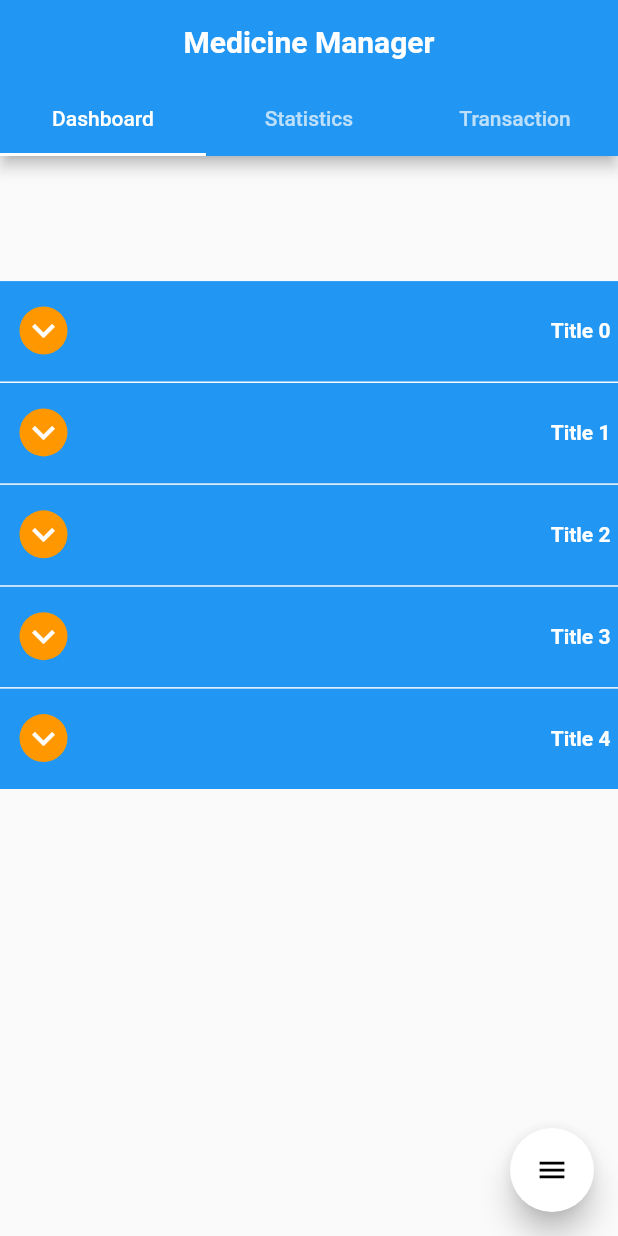
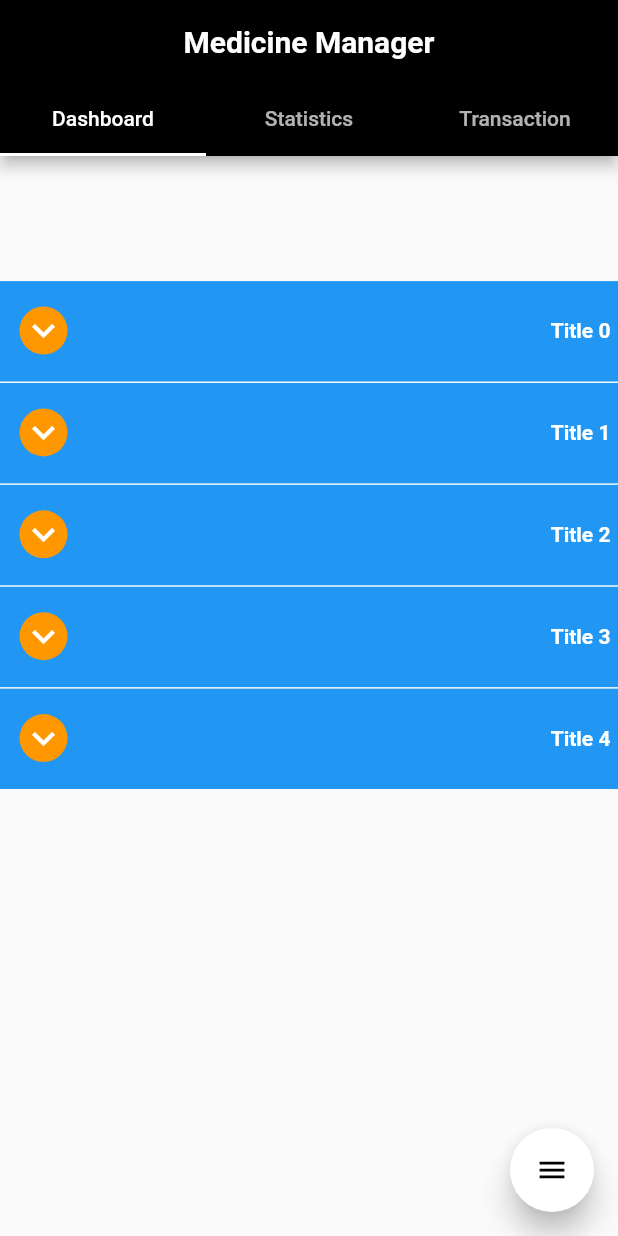
Before and after one commit to ThatTechedGuy/medicine-manager, a Flutter app: the screen it shows after launch, on a phone screen of 412 x 824 dp. Run offline on Flutter 3.47's test engine with Material 2 defaults, Android fonts, the phone set to English and light mode, and no system bars; drawn by our look-alikes of flutter_speed_dial; our stand-ins replace dartz, equatable.

```diff
--- a/lib/features/medicine/presentation/pages/medicine_page.dart
+++ b/lib/features/medicine/presentation/pages/medicine_page.dart
@@ -11,7 +11,7 @@ class MedicinePage extends StatelessWidget {
       length: 3,
       child: SafeArea(
         child: Scaffold(
-          resizeToAvoidBottomPadding: false,
+          resizeToAvoidBottomPadding: true,
           appBar: AppBar(
             bottom: TabBar(
               tabs: [
--- a/lib/features/medicine/presentation/widgets/floating_action_button.dart
+++ b/lib/features/medicine/presentation/widgets/floating_action_button.dart
@@ -1,27 +1,14 @@
 import 'package:flutter/material.dart';
 import 'package:flutter_speed_dial/flutter_speed_dial.dart';
-import 'package:medicine_manager/features/medicine/presentation/widgets/bottom_sheet_design.dart';
+import 'package:medicine_manager/features/medicine/presentation/widgets/add_medicine_bottom_sheet_design.dart';
 
 class CustomActionButton extends StatelessWidget {
-  final List<String> addMedicineFields = [
-    'Id :  ',
-    'Name :  ',
-    'Quantity :  ',
-    'Minimum Quantity :  ',
-    'Average Sale Per Week :  ',
-    'Price :  ',
-    'Description :  ',
-    'Vendor :  ',
-    'Expiry Date :  ',
-    'Has Expired :  '
-  ];
 
   final List<String> addVendorFields = [
     'Id :  ',
     'Name :  ',
     'Address : ',
     'Phone Number :  ',
-    'Medicine List :  '
   ];
 
   @override
@@ -52,13 +39,12 @@ class CustomActionButton extends StatelessWidget {
           ),
           backgroundColor: Colors.red,
           label: 'Add Medicine',
-          labelStyle: TextStyle(fontSize: 18.0),
+          labelStyle: TextStyle(fontSize: 18.0,color : Colors.black),
           onTap: () {
             showModalBottomSheet(
               context: context,
               builder: (context) {
-                return BottomSheetDesign(
-                  option: addMedicineFields,
+                return AddMedicineBottomSheetDesign(
                 );
               },
             );
@@ -73,9 +59,7 @@ class CustomActionButton extends StatelessWidget {
             showModalBottomSheet(
               context: context,
               builder: (context) {
-                return BottomSheetDesign(
-                  option: addVendorFields,
-                );
+                return Container();
               },
             );
           },
@@ -89,7 +73,7 @@ class CustomActionButton extends StatelessWidget {
             showModalBottomSheet(
               context: context,
               builder: (context) {
-                return BottomSheetDesign();
+                return Container();
               },
             );
           },
@@ -106,7 +90,7 @@ class CustomActionButton extends StatelessWidget {
             showModalBottomSheet(
               context: context,
               builder: (context) {
-                return BottomSheetDesign();
+                return Container();
               },
             );
           },
--- a/lib/main.dart
+++ b/lib/main.dart
@@ -10,6 +10,16 @@ class MedicineManager extends StatelessWidget {
   @override
   Widget build(BuildContext context) {
     return MaterialApp(
+      theme: ThemeData.light().copyWith(
+        accentColor: Colors.black,
+        primaryColor: Colors.black,
+        inputDecorationTheme: InputDecorationTheme(
+          filled: true,
+          errorStyle: TextStyle(
+            fontWeight: FontWeight.bold,
+          ),
+        ),
+      ),
       title: 'Medicine Manager',
       home: MedicinePage(),
     );
```
Also changed, not shown: lib/features/medicine/presentation/widgets/add_medicine_bottom_sheet_design.dart (added, +99 -0 lines), lib/features/medicine/presentation/widgets/bottom_sheet_design.dart (deleted, +0 -50 lines).
